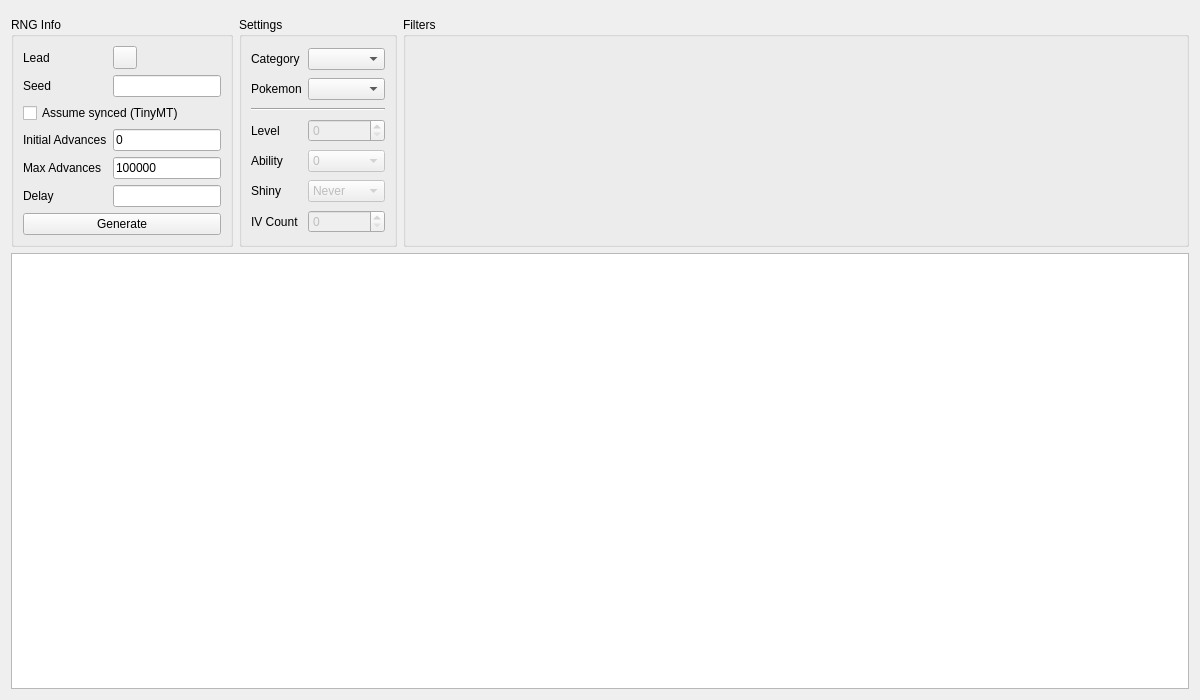
Vict0rious7/PokeFinderPlus, file Form/Gen6/Static6.ui: the form before one commit.
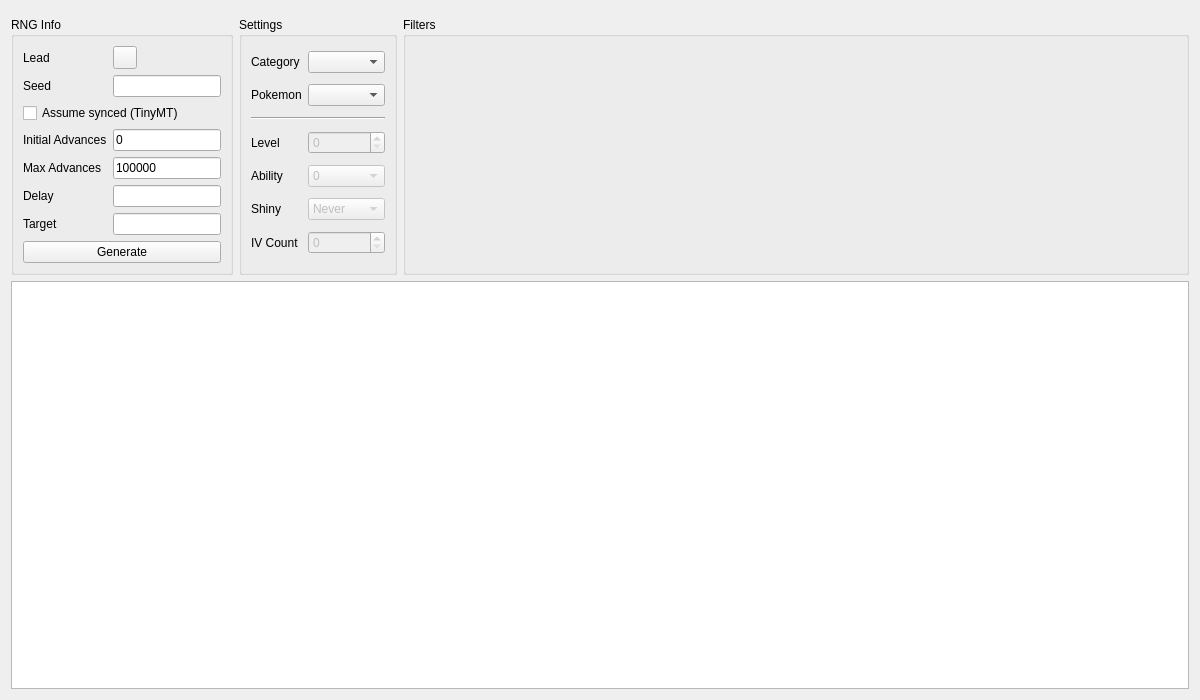
The form after the commit. Custom widgets are drawn as their Qt base class.

Commit message: [Gen 6] IV Calculator in the Seed Finder; Time and Shift in Static (PokeFinderPlus)

Patch:
```diff
--- a/Form/Gen6/Static6.ui
+++ b/Form/Gen6/Static6.ui
@@ -95,7 +95,21 @@
         </property>
        </widget>
       </item>
-      <item row="6" column="0" colspan="2">
+      <item row="6" column="0">
+       <widget class="QLabel" name="labelTarget">
+        <property name="text">
+         <string>Target</string>
+        </property>
+       </widget>
+      </item>
+      <item row="6" column="1">
+       <widget class="TextBox" name="textBoxTarget">
+        <property name="toolTip">
+         <string>Optional target advance: the Shift column shows how far each result is from it (3DSRNGTool's Shift/F), for calibrating after a miss</string>
+        </property>
+       </widget>
+      </item>
+      <item row="7" column="0" colspan="2">
        <widget class="QPushButton" name="pushButtonGenerate">
         <property name="text">
          <string>Generate</string>
```
Left out of the diff: 1 changed line with no effect on the pictures. The commit also changes 8 other files.
